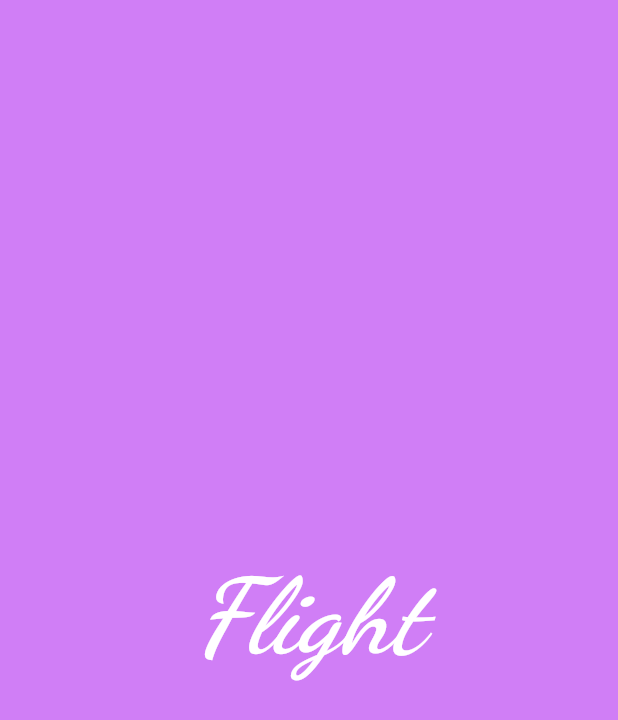
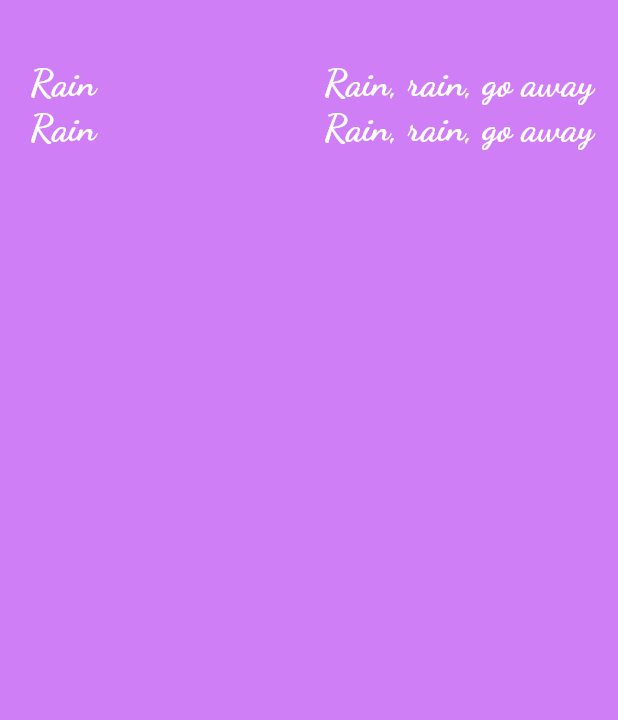
Before and after one commit to chethana15/basic_flutter_app, a Flutter app: the screen it shows after launch, on a phone screen of 412 x 824 dp. Shown: the top 720 px of the screen. Run offline on Flutter 3.47's test engine with Material 2 defaults, Android fonts, the phone set to English and light mode, and no system bars.

Commit message:
adding rows and columns

```diff
--- a/lib/app_screens/home.dart
+++ b/lib/app_screens/home.dart
@@ -9,21 +9,78 @@ class Home extends StatelessWidget {
         // width: 300.0,
         // height: 100.0,
       // margin: EdgeInsets.all(20.0),
-      // margin: EdgeInsets.only(left: 10.0, right: 10.0, top: 0.0, bottom: 0.0),
+      //  margin: EdgeInsets.only(left: 0.0, right: 0.0, top: 40.0, bottom: 0.0),
+      padding: EdgeInsets.only(top: 40.0,left: 20.0),
       alignment: Alignment.center,
       color: Color.fromARGB(255, 208, 126, 246),
-      child: Text(
-        "Flight",
+      child: Column(
+        children: <Widget>[
+              Row(
+        children: <Widget>[
+        Expanded(child: Text(
+        "Rain",
         textDirection: TextDirection.ltr,
         style: TextStyle(
           decoration:TextDecoration.none,
-          fontSize: 70.0,
+          fontSize: 25.0,
           fontFamily: 'DancingScript',
           fontWeight: FontWeight.w700,
-          fontStyle: FontStyle.italic,
           color: Colors.white,
         ),
         ),
+        ),
+
+         Expanded(child: Text(
+        "Rain, rain, go away",
+        textDirection: TextDirection.ltr,
+        style: TextStyle(
+          decoration:TextDecoration.none,
+          fontSize: 25.0,
+          fontFamily: 'DancingScript',
+          fontWeight: FontWeight.w700,
+          color: Colors.white,
+        ),
+        ),
+        )
+        ],
+      ),
+           Row(
+        children: <Widget>[
+        Expanded(child: Text(
+        "Rain",
+        textDirection: TextDirection.ltr,
+        style: TextStyle(
+          decoration:TextDecoration.none,
+          fontSize: 25.0,
+          fontFamily: 'DancingScript',
+          fontWeight: FontWeight.w700,
+          color: Colors.white,
+        ),
+        ),
+        ),
+
+         Expanded(child: Text(
+        "Rain, rain, go away",
+        textDirection: TextDirection.ltr,
+        style: TextStyle(
+          decoration:TextDecoration.none,
+          fontSize: 25.0,
+          fontFamily: 'DancingScript',
+          fontWeight: FontWeight.w700,
+          color: Colors.white,
+        ),
+        ),
+        )
+        ],
+      )
+        ],
+      )
+
+
+
+
+
+
     ),
     )
 
```
